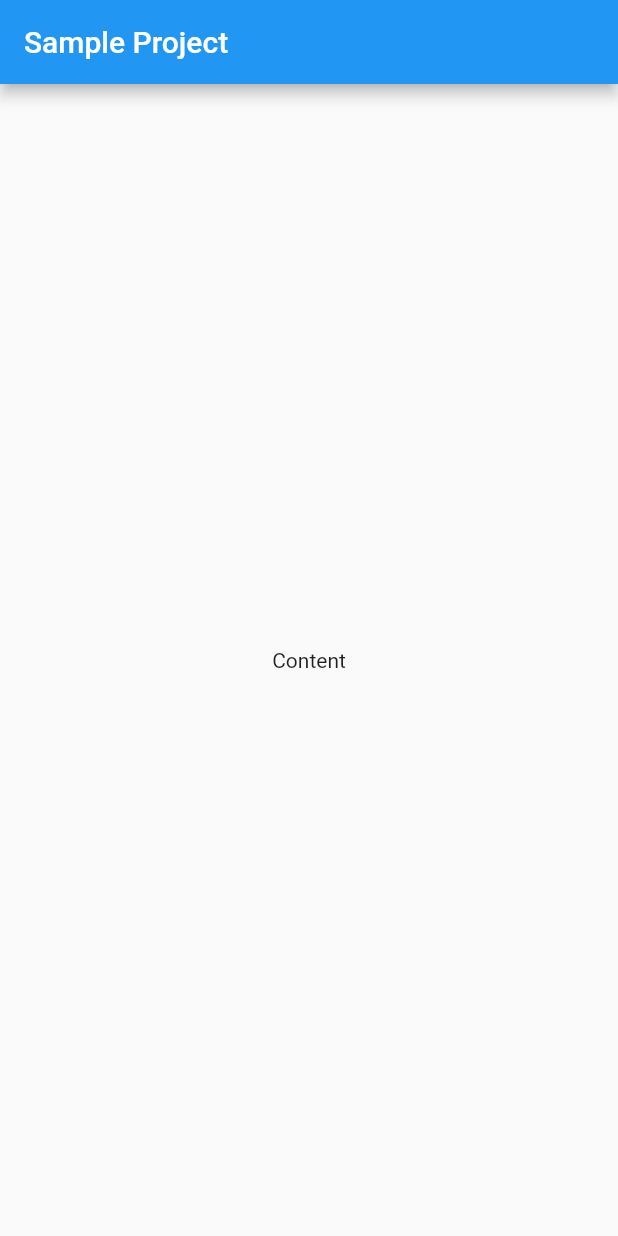
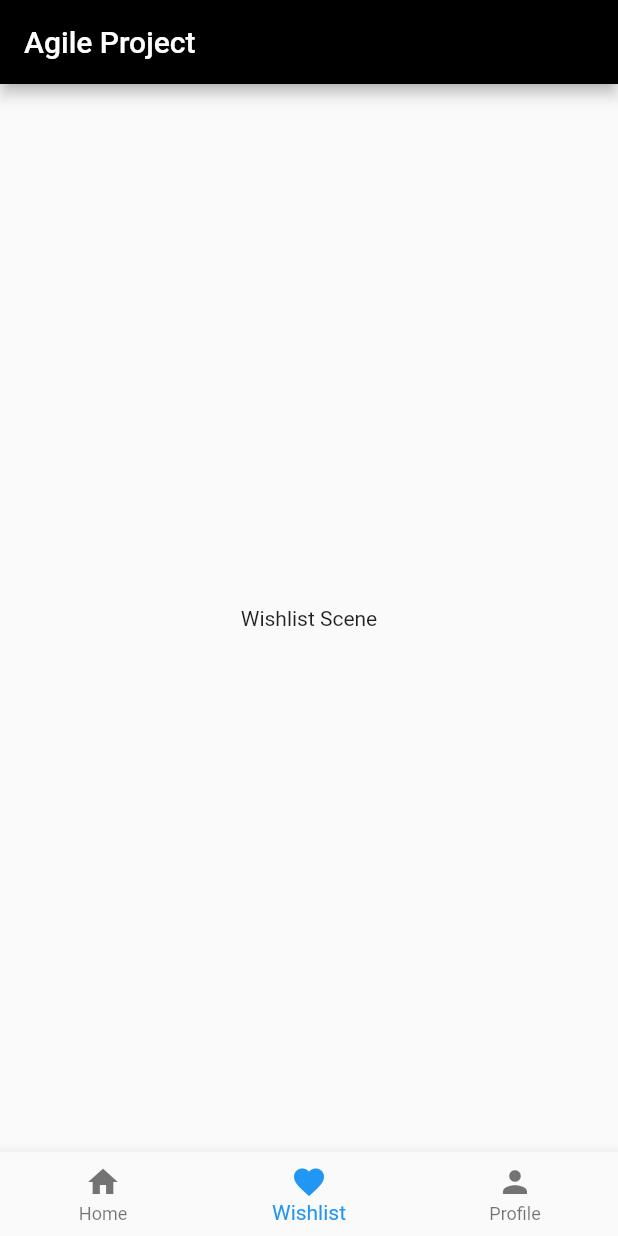
Before and after one commit to DaveHo19/AgileDevProject, a Flutter app: the screen it shows after launch, on a phone screen of 412 x 824 dp. Run offline on Flutter 3.47's test engine with Material 2 defaults, Android fonts, the phone set to English and light mode, and no system bars.

Commit message:
Navigator update
Changes
- Added Bottom Navigation Bar
- Added 3 Empty Scene for Navigation purpose

```diff
--- a/agile_project/lib/main.dart
+++ b/agile_project/lib/main.dart
@@ -1,3 +1,6 @@
+import 'package:agile_project/scenes/HomeScene.dart';
+import 'package:agile_project/scenes/ProfileScene.dart';
+import 'package:agile_project/scenes/WishlistScene.dart';
 import 'package:flutter/material.dart';
 
 void main() {
@@ -11,33 +14,74 @@ class MyApp extends StatelessWidget {
   @override
   Widget build(BuildContext context) {
     return MaterialApp(
-      title: 'Flutter Testing',
+      title: "Agile Project",
       theme: ThemeData(
         primarySwatch: Colors.blue,
       ),
-      home: const MyHomePage(title: 'Flutter Demo Home Page'),
+      home: const AppBase(title: "Agile Project"),
     );
   }
 }
 
-class MyHomePage extends StatefulWidget {
-  const MyHomePage({Key? key, required this.title}) : super(key: key);
+class AppBase extends StatefulWidget {
+  const AppBase({Key? key, required this.title}) : super(key: key);
   final String title;
 
   @override
-  State<MyHomePage> createState() => _MyHomePageState();
+  State<AppBase> createState() => _AppBaseState();
 }
 
-class _MyHomePageState extends State<MyHomePage> {
+class _AppBaseState extends State<AppBase> {
+  int _selectedNavIndex = 1;
+
+  void _onItemTapped(int index){
+    setState(() => {
+      _selectedNavIndex = index,
+    });
+  }
+
+  //for navigation scene
+  static List<Widget> _widgetOptions = <Widget>[];
+
+  @override
+  void initState() {
+    super.initState();
+
+    //for linking navigation scene
+    _widgetOptions.add(const MyHomeScene());
+    _widgetOptions.add(const MyWishlistScene());
+    _widgetOptions.add(const MyProfileScene());
+  }
+
   @override
   Widget build(BuildContext context) {
     return Scaffold(
+      //top bar
       appBar: AppBar(
-        title: const Text("Sample Project"),
+        title: Text(widget.title),
+        backgroundColor: Colors.black,
+        foregroundColor: Colors.white,
       ),
-      body: const Center(
-        child: Text("Content"),
-      ),
-    );
+      body: SafeArea(
+        child: _widgetOptions.elementAt(_selectedNavIndex)),
+        bottomNavigationBar: BottomNavigationBar(
+          items: const [
+            BottomNavigationBarItem(
+              icon: Icon(Icons.home),
+              label: "Home",
+              ),
+            BottomNavigationBarItem(
+              icon: Icon(Icons.favorite),
+              label: "Wishlist",
+              ),
+            BottomNavigationBarItem(
+              icon: Icon(Icons.person),
+              label: "Profile",
+              ),
+          ],
+          currentIndex: _selectedNavIndex,
+          onTap: _onItemTapped,
+        ),
+      );
   }
 }
--- /dev/null
+++ b/agile_project/lib/scenes/WishlistScene.dart
@@ -0,0 +1,21 @@
+import 'package:flutter/material.dart';
+
+class MyWishlistScene extends StatefulWidget{
+  const MyWishlistScene({Key? key}) : super (key: key);
+
+  @override
+  State<MyWishlistScene> createState() => _MyWishlistSceneState();
+}
+
+class _MyWishlistSceneState extends State<MyWishlistScene>{
+
+  @override
+  void initState() {
+    super.initState();
+  }
+
+  @override
+  Widget build(BuildContext context) {
+    return const Center(child: Text("Wishlist Scene"),);
+  }
+}
```
Also changed, not shown: agile_project/lib/scenes/HomeScene.dart (added, +21 -0 lines), agile_project/lib/scenes/ProfileScene.dart (added, +21 -0 lines), 1 other file.
